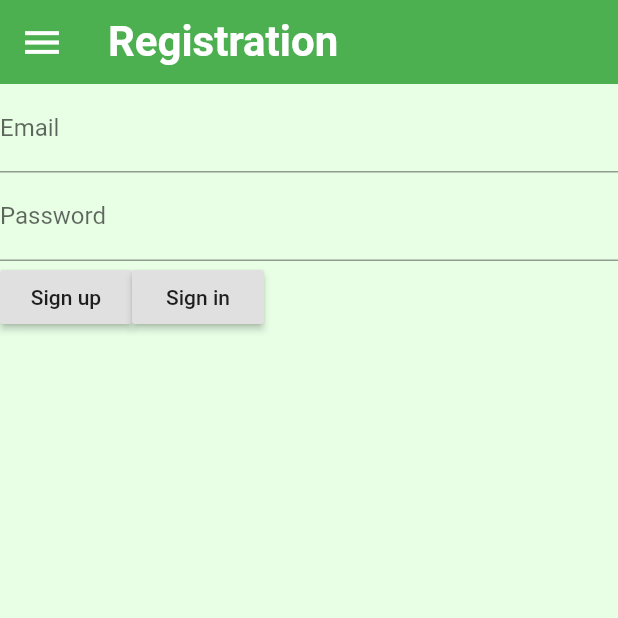
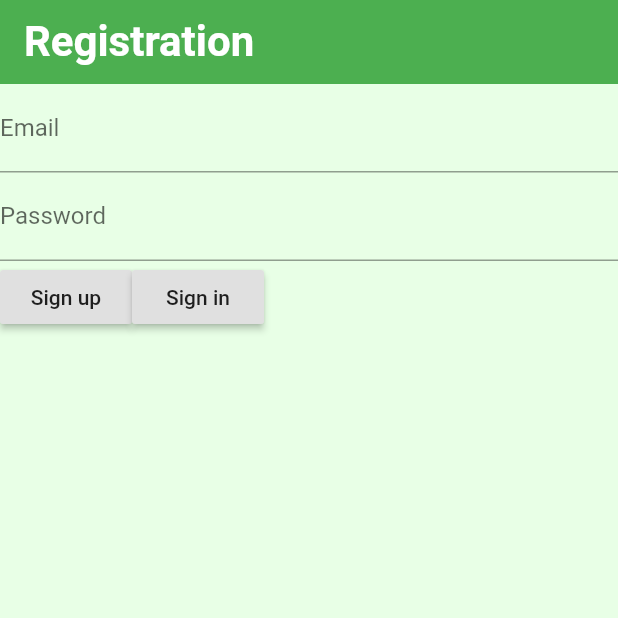
Before and after one commit to arcanebelal/Nodical, a Flutter app: the screen it shows after launch, after a tap on "Sign up", on a phone screen of 412 x 824 dp, the top half of it. Run offline on Flutter 3.47's test engine with Material 2 defaults, Android fonts, the phone set to English and light mode, and no system bars; our stand-ins replace cloud_firestore, firebase_auth, firebase_core, google_sign_in; missing offline and left inert: flutter_rounded_date_picker; accounts and stored records are empty; network calls fail.

Commit message:
fixed button on sign in/up screens

```diff
--- a/lib/screens/login_screen.dart
+++ b/lib/screens/login_screen.dart
@@ -22,14 +22,6 @@ class _LoginScreenState extends State<LoginScreen> {
     return Scaffold(
       backgroundColor: Theme.of(context).accentColor,
       appBar: AppBar(
-        leading: IconButton(
-          icon: Icon(Icons.menu),
-          iconSize: 30.0,
-          color: Colors.white,
-          onPressed: () {
-            Navigator.pop(context);
-          },
-        ),
         title: Text(
           'Login',
           style: TextStyle(
--- a/lib/screens/sign_up_screen.dart
+++ b/lib/screens/sign_up_screen.dart
@@ -21,14 +21,6 @@ class _SignUpScreenState extends State<SignUpScreen> {
     return Scaffold(
       backgroundColor: Theme.of(context).accentColor,
       appBar: AppBar(
-        leading: IconButton(
-          icon: Icon(Icons.menu),
-          iconSize: 30.0,
-          color: Colors.white,
-          onPressed: () {
-            Navigator.pop(context);
-          },
-        ),
         title: Text(
           'Registration',
           style: TextStyle(
```
